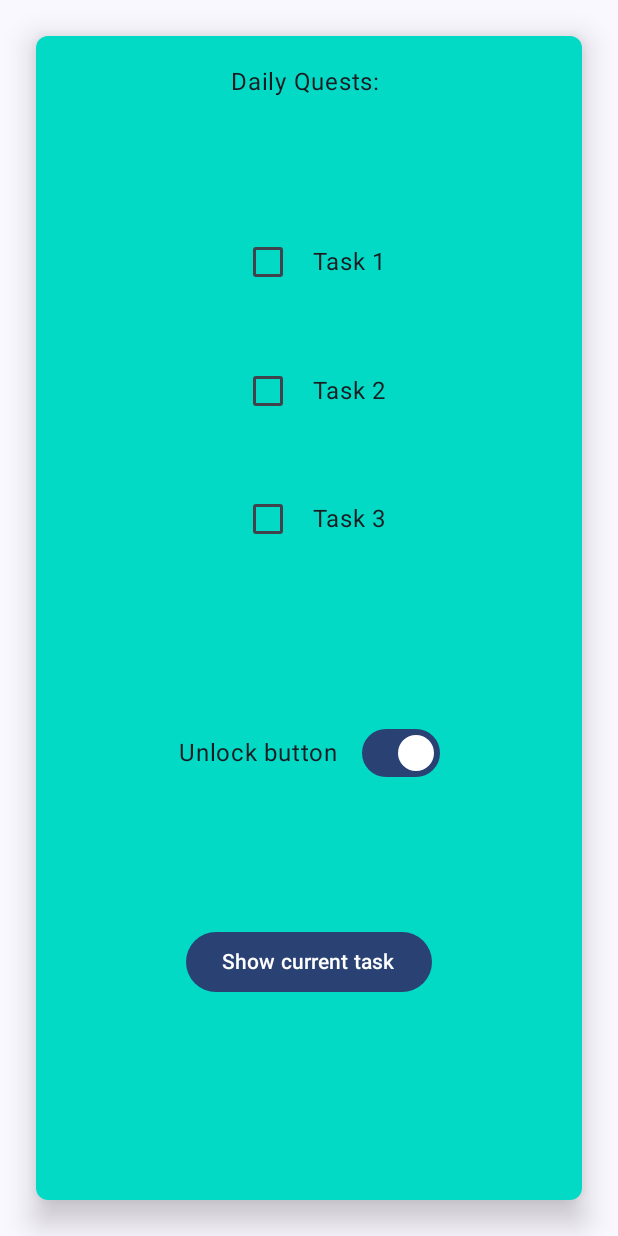
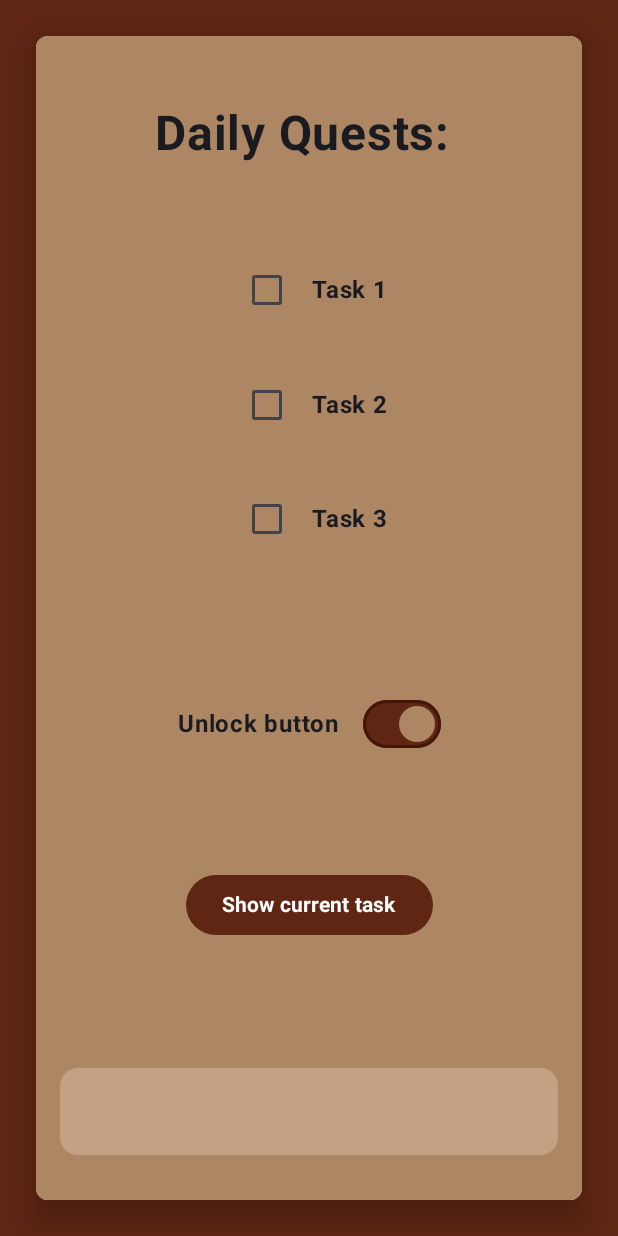
Before and after one commit to aaracan246/CheckboxProject, an Android app built with Jetpack Compose: the screen it shows after launch (MainActivity), on a phone screen of 412 x 824 dp. Run offline under Robolectric (Android 15) with nearby library versions, the phone set to English and light mode, and no system bars.

```diff
--- a/app/src/main/java/com/example/checkbox/MainActivity.kt
+++ b/app/src/main/java/com/example/checkbox/MainActivity.kt
@@ -4,21 +4,34 @@ import android.os.Bundle
 import androidx.activity.ComponentActivity
 import androidx.activity.compose.setContent
 import androidx.activity.enableEdgeToEdge
+import androidx.compose.foundation.BorderStroke
 import androidx.compose.foundation.background
+import androidx.compose.foundation.border
 import androidx.compose.foundation.layout.Arrangement
+import androidx.compose.foundation.layout.Box
 import androidx.compose.foundation.layout.Column
 import androidx.compose.foundation.layout.Row
 import androidx.compose.foundation.layout.Spacer
 import androidx.compose.foundation.layout.fillMaxSize
 import androidx.compose.foundation.layout.fillMaxWidth
+import androidx.compose.foundation.layout.height
 import androidx.compose.foundation.layout.padding
+import androidx.compose.foundation.layout.size
+import androidx.compose.foundation.layout.width
+import androidx.compose.foundation.shape.CircleShape
 import androidx.compose.foundation.shape.RoundedCornerShape
 import androidx.compose.material3.Button
+import androidx.compose.material3.ButtonColors
+import androidx.compose.material3.ButtonDefaults
 import androidx.compose.material3.Card
 import androidx.compose.material3.CardDefaults
 import androidx.compose.material3.Checkbox
+import androidx.compose.material3.CheckboxColors
+import androidx.compose.material3.CheckboxDefaults
+import androidx.compose.material3.MaterialTheme
 import androidx.compose.material3.Scaffold
 import androidx.compose.material3.Switch
+import androidx.compose.material3.SwitchDefaults
 import androidx.compose.material3.Text
 import androidx.compose.runtime.Composable
 import androidx.compose.runtime.getValue
@@ -27,10 +40,16 @@ import androidx.compose.runtime.remember
 import androidx.compose.runtime.setValue
 import androidx.compose.ui.Alignment
 import androidx.compose.ui.Modifier
+import androidx.compose.ui.draw.clip
+import androidx.compose.ui.graphics.Brush
+import androidx.compose.ui.graphics.RectangleShape
 import androidx.compose.ui.res.colorResource
+import androidx.compose.ui.text.TextStyle
+import androidx.compose.ui.text.font.FontWeight
 import androidx.compose.ui.text.style.TextAlign
 import androidx.compose.ui.tooling.preview.Preview
 import androidx.compose.ui.unit.dp
+import androidx.compose.ui.unit.sp
 import com.example.checkbox.ui.theme.CheckboxTheme
 
 class MainActivity : ComponentActivity() {
@@ -62,7 +81,10 @@ fun CheckboxCard(name: String, modifier: Modifier = Modifier) {
     var switchOn by remember { mutableStateOf(true) }
     var displayOff by remember { mutableStateOf("") }
 
-
+    Box(modifier = Modifier
+        .fillMaxSize()
+        .background(color = colorResource(R.color.fondo)))
+    {
         Card(
             modifier = Modifier
                 .fillMaxWidth()
@@ -71,13 +93,17 @@ fun CheckboxCard(name: String, modifier: Modifier = Modifier) {
             shape = RoundedCornerShape(8.dp)) { Column(
             modifier = Modifier
                 .fillMaxSize()
-            .background(color = colorResource(R.color.teal_200)),
-        verticalArrangement = Arrangement.SpaceAround, // !!!!!!!!!!!! REVISAR cómo queda cuando esté el resto
+                .background(color = colorResource(R.color.frente)),
+            verticalArrangement = Arrangement.SpaceAround,
             horizontalAlignment = Alignment.CenterHorizontally){
 
-            Text("Daily Quests: ")
+                Text(
+                    "Daily Quests: ",
+                    modifier = Modifier.padding(top = 32.dp),
+                    fontSize = 32.sp,
+                    fontWeight = FontWeight.Bold)
 
-            Spacer(modifier = Modifier.padding(bottom = 8.dp))
+                Spacer(modifier = Modifier.padding(bottom = 4.dp))
 
                 CheckboxQuest("Task 1", checked1) { checked1 = it }
                 CheckboxQuest("Task 2", checked2) { checked2 = it }
@@ -88,7 +114,7 @@ fun CheckboxCard(name: String, modifier: Modifier = Modifier) {
                 Row(
                     verticalAlignment = Alignment.CenterVertically
                 ) {
-                Text("Unlock button")
+                    Text("Unlock button", fontWeight = FontWeight.Bold)
 
                     Spacer(modifier = Modifier.padding(8.dp))
 
@@ -100,7 +126,17 @@ fun CheckboxCard(name: String, modifier: Modifier = Modifier) {
                             if (!it){
                                 displayOff = ""
                             }
-                    }
+                        },
+                        colors = SwitchDefaults.colors(
+                            checkedThumbColor = colorResource(R.color.frente),
+                            uncheckedThumbColor = colorResource(R.color.fondo),
+
+                            checkedBorderColor = colorResource(R.color.borde),
+                            uncheckedBorderColor = colorResource(R.color.borde),
+
+                            checkedTrackColor = colorResource(R.color.fondo),
+                            uncheckedTrackColor = colorResource(R.color.frente)
+                        )
                     )
                 }
 
@@ -109,6 +145,7 @@ fun CheckboxCard(name: String, modifier: Modifier = Modifier) {
                 Button(
                     onClick = {
                         displayOff = when{
+
                             checked1 -> "Task 1"
 
                             checked2 -> "Task 2"
@@ -118,19 +155,39 @@ fun CheckboxCard(name: String, modifier: Modifier = Modifier) {
                             else -> "No task has been selected."
                         }
                     },
-                enabled = switchOn
+                    enabled = switchOn,
+                    colors = ButtonDefaults.buttonColors(
+                        containerColor = colorResource(R.color.fondo),
+                        contentColor = colorResource(R.color.white),
+                        disabledContainerColor = colorResource(R.color.frente), // Así parece que está desactivado, pero simplemente es invisible
+                        disabledContentColor = colorResource(R.color.frente)
+
+                    )
                 ) {
-                Text("Show current task")
+                    Text("Show current task", fontWeight = FontWeight.Bold)
                 }
 
-            Spacer(modifier = Modifier.padding(8.dp))
+                Spacer(modifier = Modifier.padding(6.dp))
+
+                Column(modifier = Modifier
+                    .fillMaxWidth()
+                    .height(90.dp)
+                    .width(150.dp)
+                    .padding(16.dp)
+                    .clip(RoundedCornerShape(12.dp))
+                    .background(color = colorResource(R.color.cajaTexto)),
+                    verticalArrangement = Arrangement.Center,
+                    horizontalAlignment = Alignment.CenterHorizontally) {
 
                     Text(
                         text = displayOff,
                         textAlign = TextAlign.Center,
-                modifier = Modifier.fillMaxWidth()
+                        fontWeight = FontWeight.Bold,
+                        modifier = Modifier
                     )
+                }
 
+            }
         }
     }
 }
@@ -143,16 +200,11 @@ fun CheckboxQuest(quest: String, isChecked: Boolean, onCheckedChange: (Boolean)
         verticalAlignment = Alignment.CenterVertically){
         Checkbox(
             checked = isChecked,
-            onCheckedChange = onCheckedChange
+            onCheckedChange = onCheckedChange,
+            colors = CheckboxDefaults.colors(
+                checkedColor = colorResource(R.color.fondo)
             )
-        Text(text = quest, modifier = Modifier.padding(start = 6.dp))
+        )
+        Text(text = quest, modifier = Modifier.padding(start = 6.dp), fontWeight = FontWeight.Bold)
     }
 }
-
-@Preview(showBackground = true)
-@Composable
-fun GreetingPreview() {
-    CheckboxTheme {
-        CheckboxCard("Android")
-    }
-}
--- a/app/src/main/res/values/colors.xml
+++ b/app/src/main/res/values/colors.xml
@@ -7,4 +7,9 @@
     <color name="teal_700">#FF018786</color>
     <color name="black">#FF000000</color>
     <color name="white">#FFFFFFFF</color>
+    <color name="fondo">#5F2614</color>
+    <color name="frente">#AD8764</color>
+    <color name="borde">#431608</color>
+    <color name="cajaTexto">#C3A182</color>
+
 </resources>
```
Lines whose indentation alone changed are shown as unchanged.
